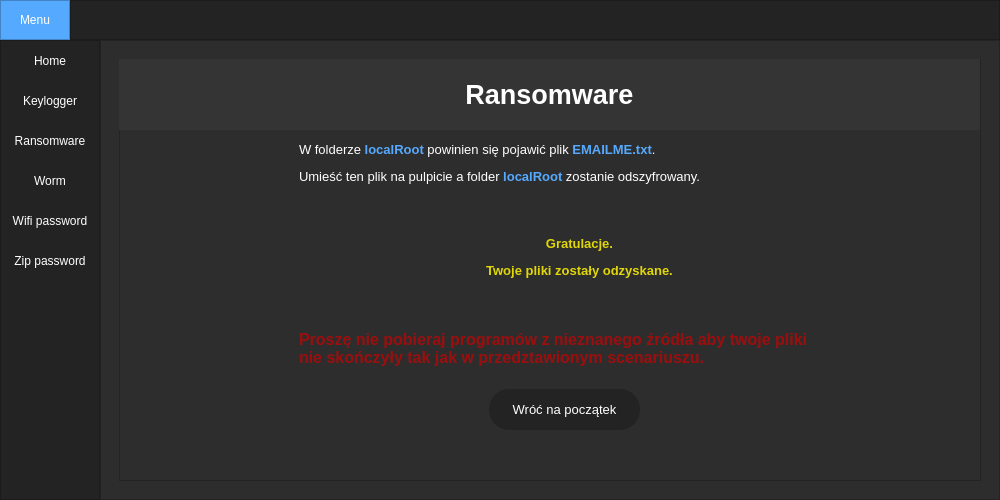
Old version of the form ui/app_ui.ui in the repository piotrWaw1/cybersecurity-project.
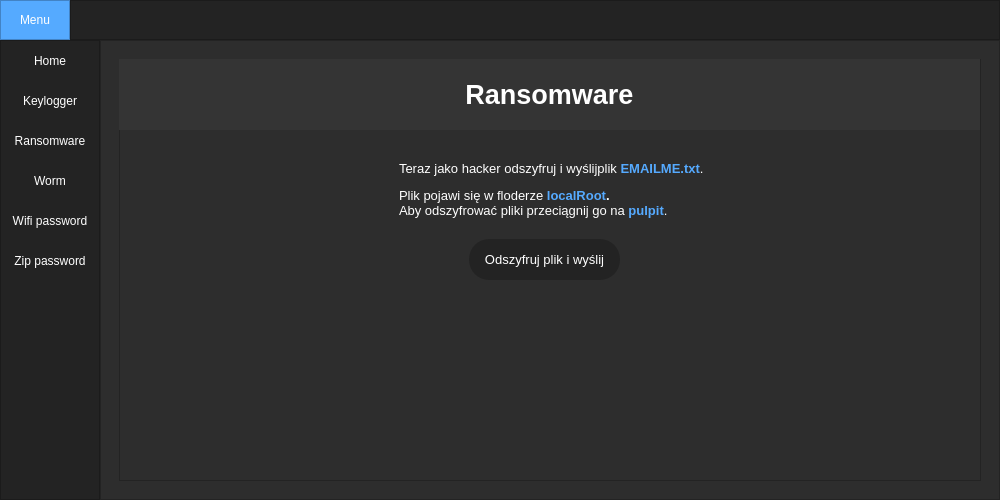
New version of the form. The open tabs and pages were chosen to show the change.

Commit message: ransom change directory and add decode

What changed in the file:
```diff
--- a/ui/app_ui.ui
+++ b/ui/app_ui.ui
@@ -870,6 +870,52 @@
                    </property>
                   </widget>
                  </widget>
+                 <widget class="QWidget" name="page">
+                  <widget class="QPushButton" name="ransom_bt__6">
+                   <property name="geometry">
+                    <rect>
+                     <x>240</x>
+                     <y>100</y>
+                     <width>151</width>
+                     <height>41</height>
+                    </rect>
+                   </property>
+                   <property name="font">
+                    <font>
+                     <pointsize>10</pointsize>
+                     <weight>50</weight>
+                     <bold>false</bold>
+                    </font>
+                   </property>
+                   <property name="styleSheet">
+                    <string notr="true">QPushButton {
+	color: rgb(255, 255, 255);
+	background-color: rgb(35, 35, 35);
+	border: 0px solid;
+	border-radius: 20px;
+}
+QPushButton:hover {
+	background-color: rgb(85, 170, 255);
+}</string>
+                   </property>
+                   <property name="text">
+                    <string>Odszyfruj plik i wyślij</string>
+                   </property>
+                  </widget>
+                  <widget class="QLabel" name="label_18">
+                   <property name="geometry">
+                    <rect>
+                     <x>170</x>
+                     <y>20</y>
+                     <width>321</width>
+                     <height>61</height>
+                    </rect>
+                   </property>
+                   <property name="text">
+                    <string>&lt;html&gt;&lt;head/&gt;&lt;body&gt;&lt;p&gt;&lt;span style=&quot; font-size:10pt;&quot;&gt;Teraz jako hacker odszyfruj &lt;/span&gt;&lt;span style=&quot; font-size:10pt; color:#ffffff;&quot;&gt;i wyślij&lt;/span&gt;&lt;span style=&quot; font-size:10pt;&quot;&gt;plik &lt;/span&gt;&lt;span style=&quot; font-size:10pt; font-weight:600; color:#55aaff;&quot;&gt;EMAILME.txt&lt;/span&gt;&lt;span style=&quot; font-size:10pt;&quot;&gt;.&lt;/span&gt;&lt;/p&gt;&lt;p&gt;&lt;span style=&quot; font-size:10pt;&quot;&gt;Plik pojawi się w floderze &lt;/span&gt;&lt;span style=&quot; font-size:10pt; font-weight:600; color:#55aaff;&quot;&gt;localRoot&lt;/span&gt;&lt;span style=&quot; font-size:10pt; font-weight:600; color:#ffffff;&quot;&gt;. &lt;/span&gt;&lt;span style=&quot; font-size:10pt; color:#ffffff;&quot;&gt;&lt;br/&gt;Aby odszyfrować pliki przeciągnij go na &lt;/span&gt;&lt;span style=&quot; font-size:10pt; font-weight:600; color:#55aaff;&quot;&gt;pulpit&lt;/span&gt;&lt;span style=&quot; font-size:10pt; color:#ffffff;&quot;&gt;.&lt;/span&gt;&lt;/p&gt;&lt;/body&gt;&lt;/html&gt;</string>
+                   </property>
+                  </widget>
+                 </widget>
                  <widget class="QWidget" name="ransom_6">
                   <widget class="QLabel" name="label_15">
                    <property name="geometry">
@@ -884,7 +930,7 @@
                     <string>&lt;html&gt;&lt;head/&gt;&lt;body&gt;&lt;p&gt;&lt;span style=&quot; font-size:10pt;&quot;&gt;W folderze &lt;/span&gt;&lt;span style=&quot; font-size:10pt; font-weight:600; color:#55aaff;&quot;&gt;localRoot &lt;/span&gt;&lt;span style=&quot; font-size:10pt;&quot;&gt;powinien się pojawić plik &lt;/span&gt;&lt;span style=&quot; font-size:10pt; font-weight:600; color:#55aaff;&quot;&gt;EMAILME.txt&lt;/span&gt;&lt;span style=&quot; font-size:10pt;&quot;&gt;.&lt;/span&gt;&lt;/p&gt;&lt;p&gt;&lt;span style=&quot; font-size:10pt;&quot;&gt;Umieść ten plik na pulpicie a folder &lt;/span&gt;&lt;span style=&quot; font-size:10pt; font-weight:600; color:#55aaff;&quot;&gt;localRoot&lt;/span&gt;&lt;span style=&quot; font-size:10pt;&quot;&gt; zostanie odszyfrowany.&lt;/span&gt;&lt;/p&gt;&lt;p&gt;&lt;br/&gt;&lt;/p&gt;&lt;p align=&quot;center&quot;&gt;&lt;span style=&quot; font-size:10pt; font-weight:600; color:#e1d708;&quot;&gt;Gratulacje.&lt;/span&gt;&lt;/p&gt;&lt;p align=&quot;center&quot;&gt;&lt;span style=&quot; font-size:10pt; font-weight:600; color:#e1d708;&quot;&gt;Twoje pliki zostały odzyskane.&lt;/span&gt;&lt;/p&gt;&lt;p align=&quot;center&quot;&gt;&lt;br/&gt;&lt;/p&gt;&lt;p&gt;&lt;span style=&quot; font-size:12pt; font-weight:600; color:#9c0e0e;&quot;&gt;Proszę nie pobieraj programów z nieznanego źródła aby twoje pliki&lt;br/&gt;nie skończyły tak jak w przedztawionym scenariuszu.&lt;/span&gt;&lt;/p&gt;&lt;/body&gt;&lt;/html&gt;</string>
                    </property>
                   </widget>
-                  <widget class="QPushButton" name="ransom_bt__6">
+                  <widget class="QPushButton" name="ransom_bt__7">
                    <property name="geometry">
                     <rect>
                      <x>260</x>
```
Left out of the diff: 53 changed lines with no effect on the pictures. The commit also changes 13 other files.
